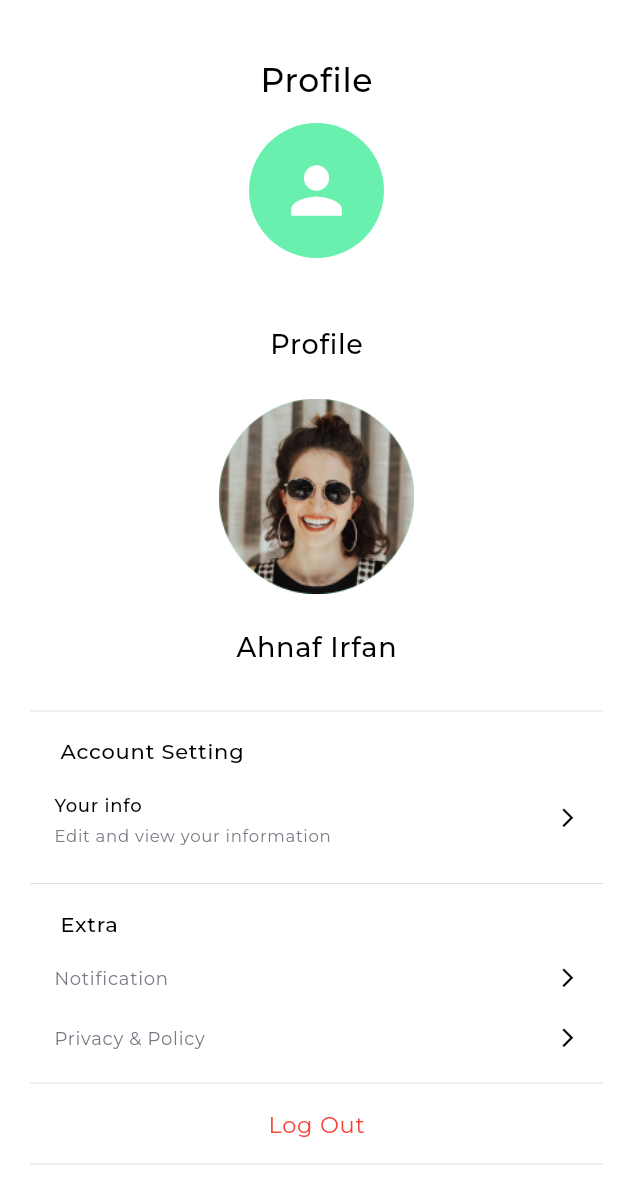
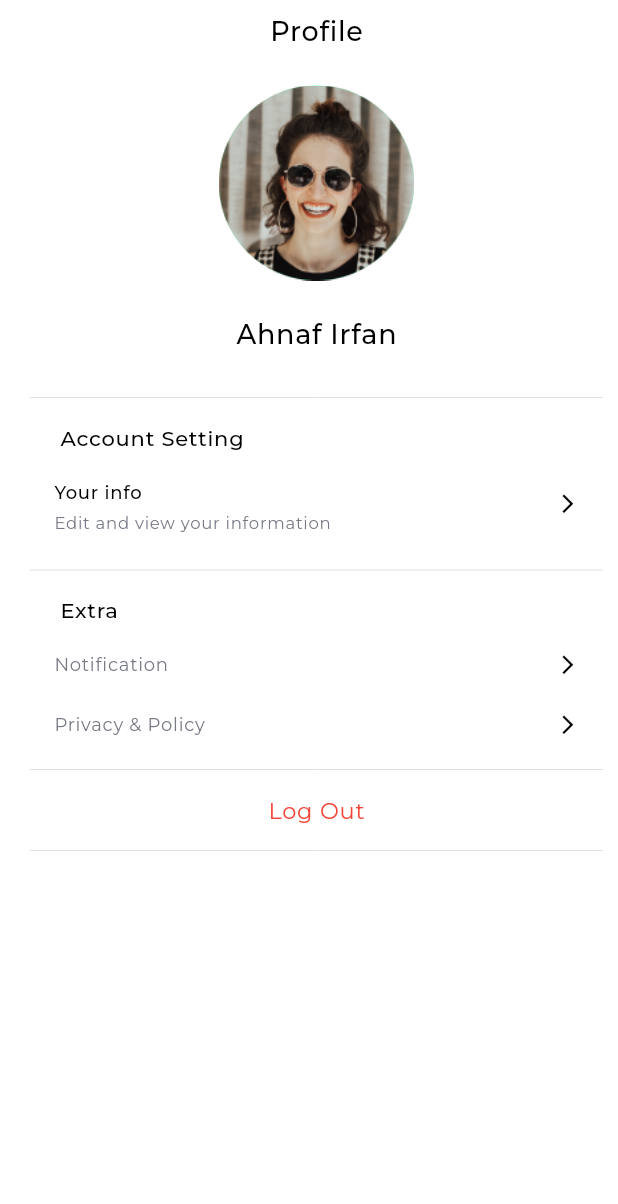
Before and after one commit to swetanreddy/todo-app, a Flutter app: the ProfilePage screen opened directly, on a phone screen of 412 x 824 dp. Shown: the top 1204 px of the screen. Run offline on Flutter 3.47's test engine with Material 2 defaults, Android fonts, the phone set to English and light mode, and no system bars; our stand-ins replace cloud_firestore, file_picker, firebase_auth, firebase_core, firebase_messaging, flutter_datetime_picker and 6 more; accounts and stored records are empty.

Commit message:
removed conflicts

```diff
--- a/lib/ui/ProfilePage.dart
+++ b/lib/ui/ProfilePage.dart
@@ -22,42 +22,13 @@ class _ProfilePageState extends State<ProfilePage> {
       body: SingleChildScrollView(
         child: SafeArea(
           child: Padding(
-            padding: const EdgeInsets.only(top: 30, left: 20, right: 10),
-            child: Column(
-              crossAxisAlignment: CrossAxisAlignment.start,
-              children: [
-                SizedBox(
-                  height: 10,
-                ),
-                Center(
-                  child: Text(
-                    'Profile',
-                    style: kHeadingFont.copyWith(color: black, fontSize: 22),
-                  ),
-                ),
-                const SizedBox(
-                  height: 15,
-                ),
-                Center(
-                    child: CircleAvatar(
-                  backgroundColor: Colors.greenAccent,
-                  radius: 45,
-                  child: Icon(
-                    Icons.person,
-                    color: Colors.white,
-                    size: 50,
-                  ),
-                  // child: Image.asset('assets/images/profile.png'),
-                )),
-                const SizedBox(
-                  height: 25,
-                ),
-                Center(
-                    child: Text(
-                  "${currentUser?.displayName}",
-                  style: kTitleFont.copyWith(fontSize: 18),
-                )),
-                Center(
+            padding: const EdgeInsets.symmetric(horizontal: 0),
+            child: Padding(
+              padding: const EdgeInsets.only(top: 10, left: 20, right: 10),
+              child: Column(
+                crossAxisAlignment: CrossAxisAlignment.start,
+                children: [
+                  Center(
                     child: Text(
                       'Profile',
                         style: kHeadingFont.copyWith(
@@ -134,13 +105,6 @@ class _ProfilePageState extends State<ProfilePage> {
                       'Extra',
                       style: kHeadingFont.copyWith(color: black, fontSize: 14),
                     ),
-                    selected: true,
-                    onTap: () {
-                      setState(() {
-                        Navigator.of(context).pushReplacement(MaterialPageRoute(
-                            builder: (_) => const Notifications()));
-                      });
-                    },
                   ),
                   Container(
                     height: 40,
```
